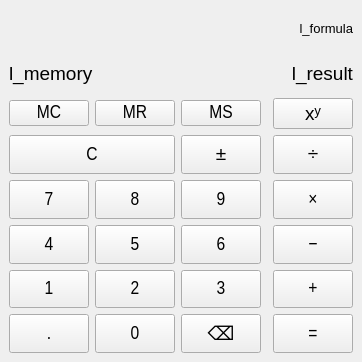
Qt form calculator/mainwindow.ui (ElenaAltair/cpp-calculator) before a commit.
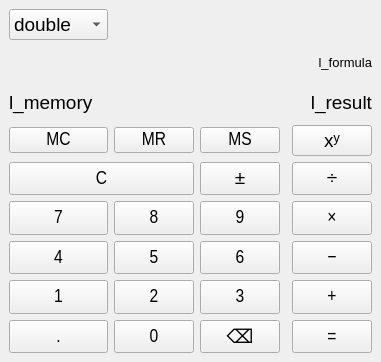
The same form after that commit.

The edit to the form file:
```diff
--- a/calculator/mainwindow.ui
+++ b/calculator/mainwindow.ui
@@ -6,7 +6,7 @@
    <rect>
     <x>0</x>
     <y>0</y>
-    <width>310</width>
+    <width>370</width>
     <height>362</height>
    </rect>
   </property>
@@ -25,51 +25,61 @@
    <string>Калькулятор</string>
   </property>
   <widget class="QWidget" name="centralwidget">
-   <layout class="QGridLayout" name="gridLayout" rowstretch="0,0,0,0,0,0,0,0,0,0" columnstretch="0,2,2,2,0,3">
-    <item row="1" column="1" colspan="5">
-     <layout class="QHBoxLayout" name="horizontalLayout" stretch="0,1">
-      <item>
-       <widget class="QLabel" name="l_memory">
-        <property name="sizePolicy">
-         <sizepolicy hsizetype="Preferred" vsizetype="Preferred">
-          <horstretch>0</horstretch>
-          <verstretch>0</verstretch>
-         </sizepolicy>
-        </property>
-        <property name="font">
-         <font>
-          <pointsize>14</pointsize>
-         </font>
-        </property>
-        <property name="text">
-         <string>l_memory</string>
-        </property>
-       </widget>
-      </item>
-      <item>
-       <widget class="QLabel" name="l_result">
-        <property name="sizePolicy">
-         <sizepolicy hsizetype="Preferred" vsizetype="Preferred">
-          <horstretch>0</horstretch>
-          <verstretch>0</verstretch>
-         </sizepolicy>
-        </property>
-        <property name="font">
-         <font>
-          <pointsize>14</pointsize>
-         </font>
-        </property>
-        <property name="text">
-         <string>l_result</string>
-        </property>
-        <property name="alignment">
-         <set>Qt::AlignRight|Qt::AlignTrailing|Qt::AlignVCenter</set>
-        </property>
-       </widget>
-      </item>
-     </layout>
+   <layout class="QGridLayout" name="gridLayout" rowstretch="0,0,0,0,0,0,0,0,0,0,0,0" columnstretch="0,2,2,2,0,3">
+    <item row="6" column="5">
+     <widget class="QPushButton" name="tb_divide">
+      <property name="sizePolicy">
+       <sizepolicy hsizetype="Preferred" vsizetype="Preferred">
+        <horstretch>0</horstretch>
+        <verstretch>0</verstretch>
+       </sizepolicy>
+      </property>
+      <property name="minimumSize">
+       <size>
+        <width>0</width>
+        <height>0</height>
+       </size>
+      </property>
+      <property name="font">
+       <font>
+        <family>Arial Narrow</family>
+        <pointsize>14</pointsize>
+       </font>
+      </property>
+      <property name="text">
+       <string>÷</string>
+      </property>
+      <property name="shortcut">
+       <string>/</string>
+      </property>
+     </widget>
     </item>
-    <item row="5" column="3">
+    <item row="11" column="1">
+     <widget class="QPushButton" name="tb_extra">
+      <property name="sizePolicy">
+       <sizepolicy hsizetype="Preferred" vsizetype="Preferred">
+        <horstretch>0</horstretch>
+        <verstretch>0</verstretch>
+       </sizepolicy>
+      </property>
+      <property name="minimumSize">
+       <size>
+        <width>0</width>
+        <height>0</height>
+       </size>
+      </property>
+      <property name="font">
+       <font>
+        <family>Arial Narrow</family>
+        <pointsize>14</pointsize>
+       </font>
+      </property>
+      <property name="text">
+       <string>.</string>
+      </property>
+     </widget>
+    </item>
+    <item row="7" column="3">
      <widget class="QPushButton" name="tb_nine">
       <property name="sizePolicy">
        <sizepolicy hsizetype="Preferred" vsizetype="Preferred">
@@ -97,108 +107,7 @@
       </property>
      </widget>
     </item>
-    <item row="2" column="3">
-     <widget class="QPushButton" name="tb_ms">
-      <property name="minimumSize">
-       <size>
-        <width>0</width>
-        <height>0</height>
-       </size>
-      </property>
-      <property name="font">
-       <font>
-        <family>Arial Narrow</family>
-        <pointsize>14</pointsize>
-       </font>
-      </property>
-      <property name="text">
-       <string>MS</string>
-      </property>
-     </widget>
-    </item>
-    <item row="2" column="2">
-     <widget class="QPushButton" name="tn_mr">
-      <property name="minimumSize">
-       <size>
-        <width>0</width>
-        <height>0</height>
-       </size>
-      </property>
-      <property name="font">
-       <font>
-        <family>Arial Narrow</family>
-        <pointsize>14</pointsize>
-       </font>
-      </property>
-      <property name="text">
-       <string>MR</string>
-      </property>
-     </widget>
-    </item>
-    <item row="2" column="5">
-     <widget class="QPushButton" name="tb_power">
-      <property name="text">
-       <string>xʸ</string>
-      </property>
-     </widget>
-    </item>
-    <item row="9" column="5">
-     <widget class="QPushButton" name="tb_equal">
-      <property name="sizePolicy">
-       <sizepolicy hsizetype="Preferred" vsizetype="Preferred">
-        <horstretch>0</horstretch>
-        <verstretch>0</verstretch>
-       </sizepolicy>
-      </property>
-      <property name="minimumSize">
-       <size>
-        <width>0</width>
-        <height>0</height>
-       </size>
-      </property>
-      <property name="font">
-       <font>
-        <family>Arial Narrow</family>
-        <pointsize>14</pointsize>
-       </font>
-      </property>
-      <property name="text">
-       <string>=</string>
-      </property>
-      <property name="shortcut">
-       <string>Enter</string>
-      </property>
-     </widget>
-    </item>
-    <item row="8" column="3">
-     <widget class="QPushButton" name="tb_three">
-      <property name="sizePolicy">
-       <sizepolicy hsizetype="Preferred" vsizetype="Preferred">
-        <horstretch>0</horstretch>
-        <verstretch>0</verstretch>
-       </sizepolicy>
-      </property>
-      <property name="minimumSize">
-       <size>
-        <width>0</width>
-        <height>0</height>
-       </size>
-      </property>
-      <property name="font">
-       <font>
-        <family>Arial Narrow</family>
-        <pointsize>14</pointsize>
-       </font>
-      </property>
-      <property name="text">
-       <string>3</string>
-      </property>
-      <property name="shortcut">
-       <string>3</string>
-      </property>
-     </widget>
-    </item>
-    <item row="9" column="3">
+    <item row="11" column="3">
      <widget class="QPushButton" name="tb_backspace">
       <property name="sizePolicy">
        <sizepolicy hsizetype="Preferred" vsizetype="Preferred">
@@ -211,8 +120,8 @@
       </property>
      </widget>
     </item>
-    <item row="8" column="2">
-     <widget class="QPushButton" name="tb_two">
+    <item row="8" column="5">
+     <widget class="QPushButton" name="tb_substract">
       <property name="sizePolicy">
        <sizepolicy hsizetype="Preferred" vsizetype="Preferred">
         <horstretch>0</horstretch>
@@ -232,15 +141,34 @@
        </font>
       </property>
       <property name="text">
-       <string>2</string>
+       <string>−</string>
       </property>
       <property name="shortcut">
        <string>2</string>
       </property>
      </widget>
     </item>
-    <item row="5" column="1">
-     <widget class="QPushButton" name="tb_seven">
+    <item row="4" column="2">
+     <widget class="QPushButton" name="tn_mr">
+      <property name="minimumSize">
+       <size>
+        <width>0</width>
+        <height>0</height>
+       </size>
+      </property>
+      <property name="font">
+       <font>
+        <family>Arial Narrow</family>
+        <pointsize>14</pointsize>
+       </font>
+      </property>
+      <property name="text">
+       <string>MR</string>
+      </property>
+     </widget>
+    </item>
+    <item row="10" column="1">
+     <widget class="QPushButton" name="tb_one">
       <property name="sizePolicy">
        <sizepolicy hsizetype="Preferred" vsizetype="Preferred">
         <horstretch>0</horstretch>
@@ -260,14 +188,14 @@
        </font>
       </property>
       <property name="text">
-       <string>7</string>
+       <string>1</string>
       </property>
       <property name="shortcut">
        <string>7</string>
       </property>
      </widget>
     </item>
-    <item row="0" column="1" colspan="5">
+    <item row="1" column="1" colspan="5">
      <widget class="QLabel" name="l_formula">
       <property name="font">
        <font>
@@ -282,8 +210,27 @@
       </property>
      </widget>
     </item>
-    <item row="5" column="2">
-     <widget class="QPushButton" name="tb_eight">
+    <item row="4" column="3">
+     <widget class="QPushButton" name="tb_ms">
+      <property name="minimumSize">
+       <size>
+        <width>0</width>
+        <height>0</height>
+       </size>
+      </property>
+      <property name="font">
+       <font>
+        <family>Arial Narrow</family>
+        <pointsize>14</pointsize>
+       </font>
+      </property>
+      <property name="text">
+       <string>MS</string>
+      </property>
+     </widget>
+    </item>
+    <item row="11" column="2">
+     <widget class="QPushButton" name="tb_zero">
       <property name="sizePolicy">
        <sizepolicy hsizetype="Preferred" vsizetype="Preferred">
         <horstretch>0</horstretch>
@@ -303,15 +250,31 @@
        </font>
       </property>
       <property name="text">
-       <string>8</string>
+       <string>0</string>
       </property>
-      <property name="shortcut">
-       <string>8</string>
+     </widget>
+    </item>
+    <item row="4" column="1">
+     <widget class="QPushButton" name="tb_mc">
+      <property name="minimumSize">
+       <size>
+        <width>0</width>
+        <height>0</height>
+       </size>
       </property>
+      <property name="font">
+       <font>
+        <family>Arial Narrow</family>
+        <pointsize>14</pointsize>
+       </font>
+      </property>
+      <property name="text">
+       <string>MC</string>
+      </property>
      </widget>
     </item>
-    <item row="6" column="5">
-     <widget class="QPushButton" name="tb_substract">
+    <item row="10" column="5">
+     <widget class="QPushButton" name="tb_add">
       <property name="sizePolicy">
        <sizepolicy hsizetype="Preferred" vsizetype="Preferred">
         <horstretch>0</horstretch>
@@ -331,14 +294,14 @@
        </font>
       </property>
       <property name="text">
-       <string>−</string>
+       <string>+</string>
       </property>
       <property name="shortcut">
        <string>-</string>
       </property>
      </widget>
     </item>
-    <item row="6" column="3">
+    <item row="8" column="3">
      <widget class="QPushButton" name="tb_six">
       <property name="sizePolicy">
        <sizepolicy hsizetype="Preferred" vsizetype="Preferred">
@@ -366,7 +329,35 @@
       </property>
      </widget>
     </item>
-    <item row="6" column="1">
+    <item row="7" column="2">
+     <widget class="QPushButton" name="tb_eight">
+      <property name="sizePolicy">
+       <sizepolicy hsizetype="Preferred" vsizetype="Preferred">
+        <horstretch>0</horstretch>
+        <verstretch>0</verstretch>
+       </sizepolicy>
+      </property>
+      <property name="minimumSize">
+       <size>
+        <width>0</width>
+        <height>0</height>
+       </size>
+      </property>
+      <property name="font">
+       <font>
+        <family>Arial Narrow</family>
+        <pointsize>14</pointsize>
+       </font>
+      </property>
+      <property name="text">
+       <string>8</string>
+      </property>
+      <property name="shortcut">
+       <string>8</string>
+      </property>
+     </widget>
+    </item>
+    <item row="8" column="1">
      <widget class="QPushButton" name="tb_four">
       <property name="sizePolicy">
        <sizepolicy hsizetype="Preferred" vsizetype="Preferred">
@@ -395,62 +386,16 @@
      </widget>
     </item>
     <item row="4" column="5">
-     <widget class="QPushButton" name="tb_divide">
-      <property name="sizePolicy">
-       <sizepolicy hsizetype="Preferred" vsizetype="Preferred">
-        <horstretch>0</horstretch>
-        <verstretch>0</verstretch>
-       </sizepolicy>
-      </property>
-      <property name="minimumSize">
-       <size>
-        <width>0</width>
-        <height>0</height>
-       </size>
-      </property>
-      <property name="font">
-       <font>
-        <family>Arial Narrow</family>
-        <pointsize>14</pointsize>
-       </font>
-      </property>
+     <widget class="QPushButton" name="tb_power">
       <property name="text">
-       <string>÷</string>
+       <string>xʸ</string>
       </property>
       <property name="shortcut">
        <string>/</string>
       </property>
      </widget>
     </item>
-    <item row="8" column="1">
-     <widget class="QPushButton" name="tb_one">
-      <property name="sizePolicy">
-       <sizepolicy hsizetype="Preferred" vsizetype="Preferred">
-        <horstretch>0</horstretch>
-        <verstretch>0</verstretch>
-       </sizepolicy>
-      </property>
-      <property name="minimumSize">
-       <size>
-        <width>0</width>
-        <height>0</height>
-       </size>
-      </property>
-      <property name="font">
-       <font>
-        <family>Arial Narrow</family>
-        <pointsize>14</pointsize>
-       </font>
-      </property>
-      <property name="text">
-       <string>1</string>
-      </property>
-      <property name="shortcut">
-       <string>1</string>
-      </property>
-     </widget>
-    </item>
-    <item row="6" column="2">
+    <item row="8" column="2">
      <widget class="QPushButton" name="tb_five">
       <property name="sizePolicy">
        <sizepolicy hsizetype="Preferred" vsizetype="Preferred">
@@ -478,7 +423,131 @@
       </property>
      </widget>
     </item>
-    <item row="4" column="1" colspan="2">
+    <item row="6" column="3">
+     <widget class="QPushButton" name="tb_negate">
+      <property name="sizePolicy">
+       <sizepolicy hsizetype="Preferred" vsizetype="Preferred">
+        <horstretch>0</horstretch>
+        <verstretch>0</verstretch>
+       </sizepolicy>
+      </property>
+      <property name="minimumSize">
+       <size>
+        <width>0</width>
+        <height>0</height>
+       </size>
+      </property>
+      <property name="font">
+       <font>
+        <family>Arial Narrow</family>
+        <pointsize>14</pointsize>
+       </font>
+      </property>
+      <property name="text">
+       <string>±</string>
+      </property>
+     </widget>
+    </item>
+    <item row="11" column="5">
+     <widget class="QPushButton" name="tb_equal">
+      <property name="sizePolicy">
+       <sizepolicy hsizetype="Preferred" vsizetype="Preferred">
+        <horstretch>0</horstretch>
+        <verstretch>0</verstretch>
+       </sizepolicy>
+      </property>
+      <property name="minimumSize">
+       <size>
+        <width>0</width>
+        <height>0</height>
+       </size>
+      </property>
+      <property name="font">
+       <font>
+        <family>Arial Narrow</family>
+        <pointsize>14</pointsize>
+       </font>
+      </property>
+      <property name="text">
+       <string>=</string>
+      </property>
+      <property name="shortcut">
+       <string>Enter</string>
+      </property>
+     </widget>
+    </item>
+    <item row="7" column="1">
+     <widget class="QPushButton" name="tb_seven">
+      <property name="sizePolicy">
+       <sizepolicy hsizetype="Preferred" vsizetype="Preferred">
+        <horstretch>0</horstretch>
+        <verstretch>0</verstretch>
+       </sizepolicy>
+      </property>
+      <property name="minimumSize">
+       <size>
+        <width>0</width>
+        <height>0</height>
+       </size>
+      </property>
+      <property name="font">
+       <font>
+        <family>Arial Narrow</family>
+        <pointsize>14</pointsize>
+       </font>
+      </property>
+      <property name="text">
+       <string>7</string>
+      </property>
+      <property name="shortcut">
+       <string>7</string>
+      </property>
+     </widget>
+    </item>
+    <item row="3" column="1" colspan="5">
+     <layout class="QHBoxLayout" name="horizontalLayout" stretch="0,1">
+      <item>
+       <widget class="QLabel" name="l_memory">
+        <property name="sizePolicy">
+         <sizepolicy hsizetype="Preferred" vsizetype="Preferred">
+          <horstretch>0</horstretch>
+          <verstretch>0</verstretch>
+         </sizepolicy>
+        </property>
+        <property name="font">
+         <font>
+          <pointsize>14</pointsize>
+         </font>
+        </property>
+        <property name="text">
+         <string>l_memory</string>
+        </property>
+       </widget>
+      </item>
+      <item>
+       <widget class="QLabel" name="l_result">
+        <property name="sizePolicy">
+         <sizepolicy hsizetype="Preferred" vsizetype="Preferred">
+          <horstretch>0</horstretch>
+          <verstretch>0</verstretch>
+         </sizepolicy>
+        </property>
+        <property name="font">
+         <font>
+          <pointsize>14</pointsize>
+         </font>
+        </property>
+        <property name="text">
+         <string>l_result</string>
+        </property>
+        <property name="alignment">
+         <set>Qt::AlignmentFlag::AlignRight|Qt::AlignmentFlag::AlignTrailing|Qt::AlignmentFlag::AlignVCenter</set>
+        </property>
+       </widget>
+      </item>
+     </layout>
+    </item>
+    <item row="6" column="1" colspan="2">
      <widget class="QPushButton" name="tb_reset">
       <property name="sizePolicy">
        <sizepolicy hsizetype="Preferred" vsizetype="Preferred">
@@ -506,8 +575,14 @@
       </property>
      </widget>
     </item>
-    <item row="2" column="1">
-     <widget class="QPushButton" name="tb_mc">
+    <item row="10" column="2">
+     <widget class="QPushButton" name="tb_two">
+      <property name="sizePolicy">
+       <sizepolicy hsizetype="Preferred" vsizetype="Preferred">
+        <horstretch>0</horstretch>
+        <verstretch>0</verstretch>
+       </sizepolicy>
+      </property>
       <property name="minimumSize">
        <size>
         <width>0</width>
@@ -521,12 +596,12 @@
        </font>
       </property>
       <property name="text">
-       <string>MC</string>
+       <string>2</string>
       </property>
      </widget>
     </item>
-    <item row="8" column="5">
-     <widget class="QPushButton" name="tb_add">
+    <item row="10" column="3">
+     <widget class="QPushButton" name="tb_three">
       <property name="sizePolicy">
        <sizepolicy hsizetype="Preferred" vsizetype="Preferred">
         <horstretch>0</horstretch>
@@ -546,14 +621,14 @@
        </font>
       </property>
       <property name="text">
-       <string>+</string>
+       <string>3</string>
       </property>
       <property name="shortcut">
        <string>+</string>
       </property>
      </widget>
     </item>
-    <item row="5" column="5">
+    <item row="7" column="5">
      <widget class="QPushButton" name="tb_multiplicate">
       <property name="sizePolicy">
        <sizepolicy hsizetype="Expanding" vsizetype="Preferred">
@@ -581,79 +656,43 @@
       </property>
      </widget>
     </item>
-    <item row="4" column="3">
-     <widget class="QPushButton" name="tb_negate">
-      <property name="sizePolicy">
-       <sizepolicy hsizetype="Preferred" vsizetype="Preferred">
-        <horstretch>0</horstretch>
-        <verstretch>0</verstretch>
-       </sizepolicy>
-      </property>
-      <property name="minimumSize">
-       <size>
-        <width>0</width>
-        <height>0</height>
-       </size>
-      </property>
-      <property name="font">
-       <font>
-        <family>Arial Narrow</family>
-        <pointsize>14</pointsize>
-       </font>
-      </property>
-      <property name="text">
-       <string>±</string>
-      </property>
-     </widget>
-    </item>
-    <item row="9" column="1">
-     <widget class="QPushButton" name="tb_comma">
-      <property name="sizePolicy">
-       <sizepolicy hsizetype="Preferred" vsizetype="Preferred">
-        <horstretch>0</horstretch>
-        <verstretch>0</verstretch>
-       </sizepolicy>
-      </property>
-      <property name="minimumSize">
-       <size>
-        <width>0</width>
-        <height>0</height>
-       </size>
-      </property>
-      <property name="font">
-       <font>
-        <family>Arial Narrow</family>
-        <pointsize>14</pointsize>
-       </font>
-      </property>
-      <property name="text">
-       <string>.</string>
-      </property>
-     </widget>
-    </item>
-    <item row="9" column="2">
-     <widget class="QPushButton" name="tb_zero">
-      <property name="sizePolicy">
-       <sizepolicy hsizetype="Preferred" vsizetype="Preferred">
-        <horstretch>0</horstretch>
-        <verstretch>0</verstretch>
-       </sizepolicy>
-      </property>
-      <property name="minimumSize">
-       <size>
-        <width>0</width>
-        <height>0</height>
-       </size>
-      </property>
-      <property name="font">
-       <font>
-        <family>Arial Narrow</family>
-        <pointsize>14</pointsize>
-       </font>
-      </property>
-      <property name="text">
-       <string>0</string>
-      </property>
+    <item row="0" column="1">
+     <widget class="QComboBox" name="cmb_controller">
+      <item>
+       <property name="text">
+        <string>double</string>
+       </property>
+      </item>
+      <item>
+       <property name="text">
+        <string>float</string>
+       </property>
+      </item>
+      <item>
+       <property name="text">
+        <string>uint8_t</string>
+       </property>
+      </item>
+      <item>
+       <property name="text">
+        <string>int</string>
+       </property>
+      </item>
+      <item>
+       <property name="text">
+        <string>int64_t</string>
+       </property>
+      </item>
+      <item>
+       <property name="text">
+        <string>size_t</string>
+       </property>
+      </item>
+      <item>
+       <property name="text">
+        <string>Rational</string>
+       </property>
+      </item>
      </widget>
     </item>
    </layout>
```
Left out of the diff: 17 changed lines with no effect on the pictures.
